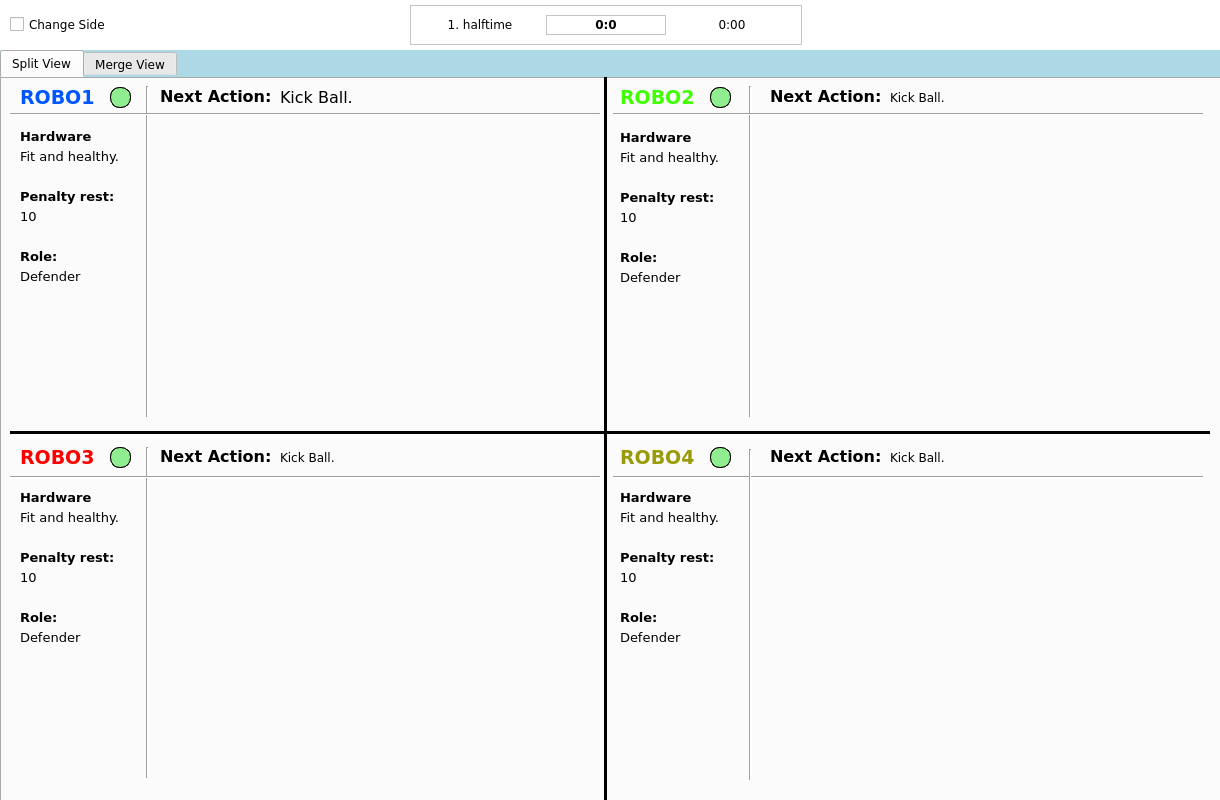
The window that bitbots_live_tool_rqt/resource/livetool.ui (bit-bots/bitbots_main) describes before a commit, drawn with Qt 5.
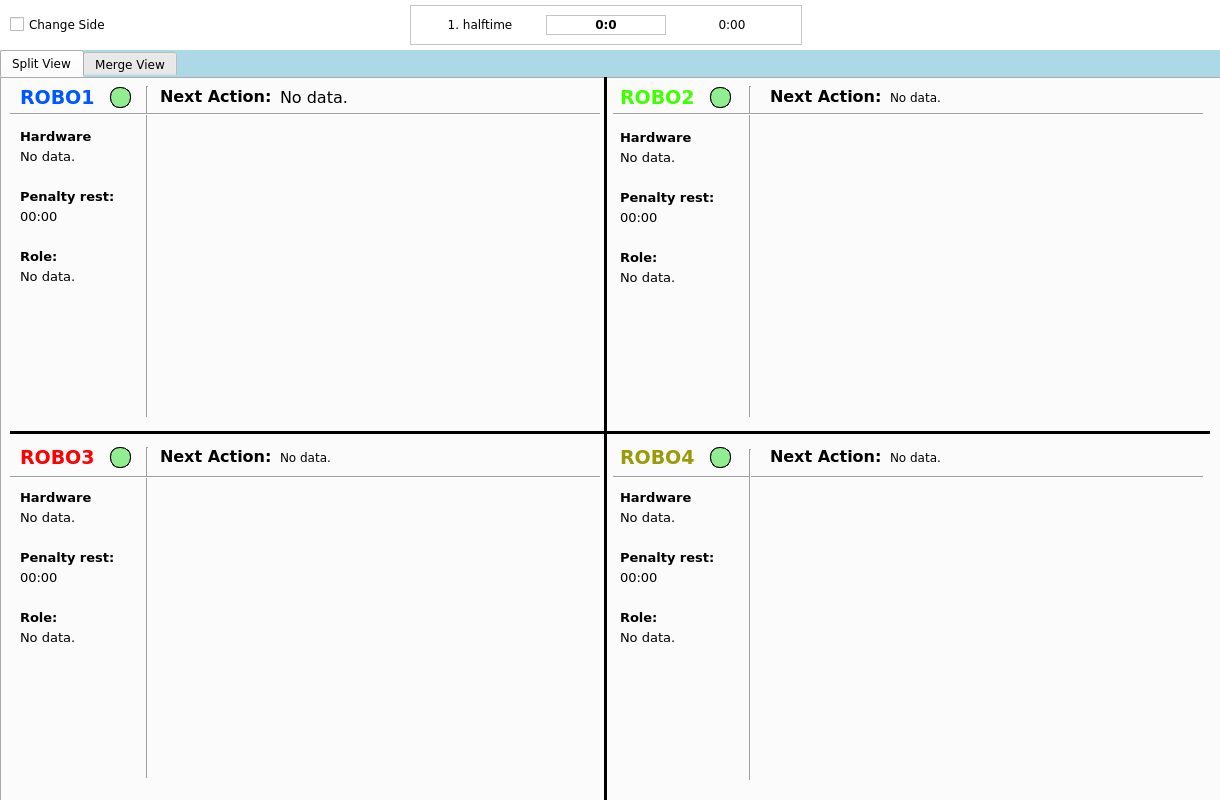
The same window after the commit. The open tabs and pages were chosen to show the change. Icons and pictures are not drawn.

Patch:
```diff
--- a/bitbots_live_tool_rqt/resource/livetool.ui
+++ b/bitbots_live_tool_rqt/resource/livetool.ui
@@ -307,7 +307,7 @@
        </rect>
       </property>
       <property name="text">
-       <string>Kick Ball.</string>
+       <string>No data.</string>
       </property>
      </widget>
      <widget class="QFrame" name="frame_3">
@@ -353,7 +353,7 @@
         </font>
        </property>
        <property name="text">
-        <string>Defender</string>
+        <string>No data.</string>
        </property>
        <property name="wordWrap">
         <bool>false</bool>
@@ -389,7 +389,7 @@
         </font>
        </property>
        <property name="text">
-        <string>Fit and healthy.</string>
+        <string>No data.</string>
        </property>
        <property name="wordWrap">
         <bool>false</bool>
@@ -468,7 +468,7 @@
         <enum>QFrame::NoFrame</enum>
        </property>
        <property name="text">
-        <string>10</string>
+        <string>00:00</string>
        </property>
        <property name="wordWrap">
         <bool>false</bool>
@@ -734,7 +734,7 @@
        </rect>
       </property>
       <property name="text">
-       <string>Kick Ball.</string>
+       <string>No data.</string>
       </property>
      </widget>
      <widget class="QFrame" name="frame_4">
@@ -780,7 +780,7 @@
         </font>
        </property>
        <property name="text">
-        <string>Defender</string>
+        <string>No data.</string>
        </property>
        <property name="wordWrap">
         <bool>false</bool>
@@ -816,7 +816,7 @@
         </font>
        </property>
        <property name="text">
-        <string>Fit and healthy.</string>
+        <string>No data.</string>
        </property>
        <property name="wordWrap">
         <bool>false</bool>
@@ -895,7 +895,7 @@
         <enum>QFrame::NoFrame</enum>
        </property>
        <property name="text">
-        <string>10</string>
+        <string>00:00</string>
        </property>
        <property name="wordWrap">
         <bool>false</bool>
@@ -1135,7 +1135,7 @@
        </rect>
       </property>
       <property name="text">
-       <string>Kick Ball.</string>
+       <string>No data.</string>
       </property>
      </widget>
      <widget class="QFrame" name="frame_2">
@@ -1181,7 +1181,7 @@
         </font>
        </property>
        <property name="text">
-        <string>Defender</string>
+        <string>No data.</string>
        </property>
        <property name="wordWrap">
         <bool>false</bool>
@@ -1217,7 +1217,7 @@
         </font>
        </property>
        <property name="text">
-        <string>Fit and healthy.</string>
+        <string>No data.</string>
        </property>
        <property name="wordWrap">
         <bool>false</bool>
@@ -1296,7 +1296,7 @@
         <enum>QFrame::NoFrame</enum>
        </property>
        <property name="text">
-        <string>10</string>
+        <string>00:00</string>
        </property>
        <property name="wordWrap">
         <bool>false</bool>
@@ -1536,7 +1536,7 @@
        </rect>
       </property>
       <property name="text">
-       <string>Kick Ball.</string>
+       <string>No data.</string>
       </property>
      </widget>
      <widget class="QFrame" name="frame_5">
@@ -1582,7 +1582,7 @@
         </font>
        </property>
        <property name="text">
-        <string>Defender</string>
+        <string>No data.</string>
        </property>
        <property name="wordWrap">
         <bool>false</bool>
@@ -1618,7 +1618,7 @@
         </font>
        </property>
        <property name="text">
-        <string>Fit and healthy.</string>
+        <string>No data.</string>
        </property>
        <property name="wordWrap">
         <bool>false</bool>
@@ -1697,7 +1697,7 @@
         <enum>QFrame::NoFrame</enum>
        </property>
        <property name="text">
-        <string>10</string>
+        <string>00:00</string>
        </property>
        <property name="wordWrap">
         <bool>false</bool>
```
Left out of the diff: 26 changed lines with no effect on the pictures.
